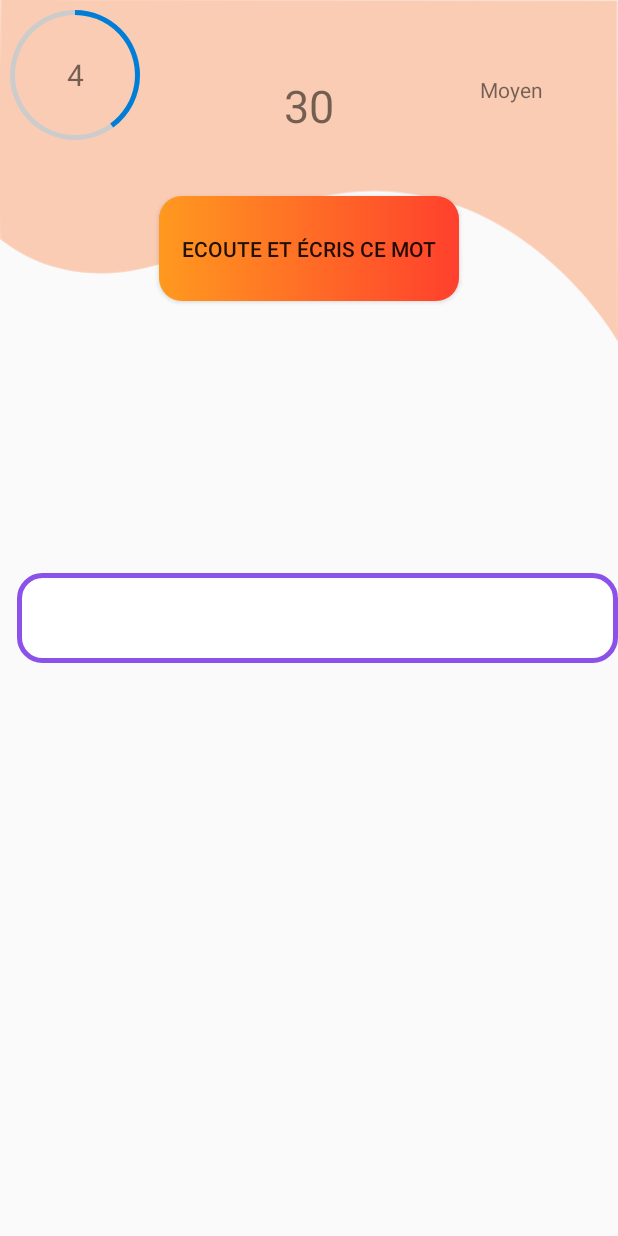
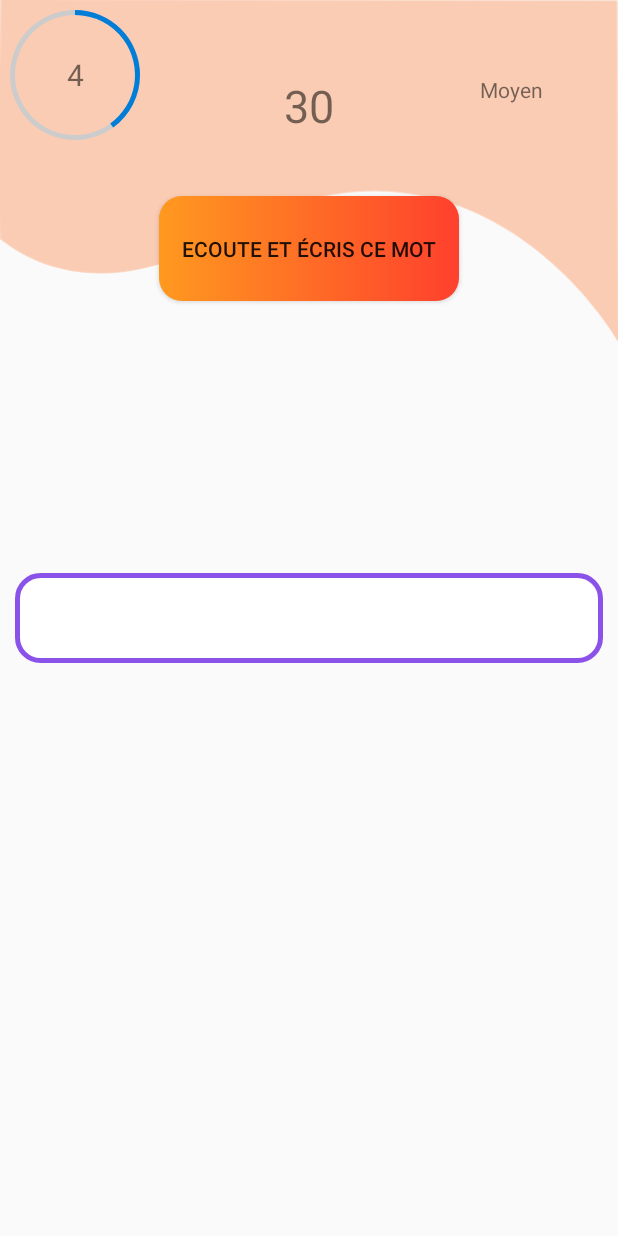
Before and after one commit to Rankangi/ProjetAppli, an Android app: the SoloActivityMedium screen opened directly, with no data from a screen before it, on a phone screen of 412 x 824 dp. Run offline under Robolectric (Android 15) with nearby library versions, the phone set to English and light mode, and no system bars; 2 statements that could not run were skipped.

Commit message:
Amelioration Arc en ciel et correction bug de merge

```diff
--- a/app/src/main/res/anim/zoomin.xml
+++ b/app/src/main/res/anim/zoomin.xml
@@ -3,8 +3,8 @@
     <scale
         xmlns:android="http://schemas.android.com/apk/res/android"
         android:duration="1000"
-        android:fromXScale="0.2"
-        android:fromYScale="0.2"
+        android:fromXScale="0"
+        android:fromYScale="0"
         android:pivotX="50%"
         android:pivotY="50%"
         android:toXScale="1.2"
--- a/app/src/main/res/layout/activity_solo_medium.xml
+++ b/app/src/main/res/layout/activity_solo_medium.xml
@@ -29,19 +29,6 @@
             android:text="30"
             android:textSize="30sp"/>
 
-<!--        <EditText
-            android:layout_centerVertical="true"
-            android:id="@+id/getTheWordMedium"
-            android:layout_width="match_parent"
-            android:layout_height="60dp"
-            android:layout_alignParentStart="true"
-            android:layout_marginStart="11dp"
-            android:ems="10"
-            android:background="@drawable/round_edittext_purple"
-            android:gravity="center"
-            android:hint="Donne la bonne orthographe du mot"
-            android:inputType="textPersonName" />
--->
         <TextView
             android:layout_centerVertical="true"
             android:id="@+id/hintTextMedium"
@@ -49,7 +36,8 @@
             android:layout_width="match_parent"
             android:layout_height="60dp"
             android:layout_alignParentStart="true"
-            android:layout_marginStart="11dp"
+            android:layout_marginStart="10dp"
+            android:layout_marginEnd="10dp"
             android:gravity="center"
             android:background="@drawable/round_edittext_purple"
             android:text="" />
@@ -94,17 +82,6 @@
             android:layout_marginTop="50dp"
             android:text="Moyen" />
 
-        <TextView
-            android:id="@+id/hintTextMedium"
-            android:layout_width="wrap_content"
-            android:layout_height="wrap_content"
-            android:textSize="20sp"
-            android:layout_centerHorizontal="true"
-            android:layout_below="@+id/speechButtonMedium"
-            android:layout_marginTop="40dp"
-            android:gravity="center"
-            android:text="" />
-
         <ImageView
             android:layout_width="match_parent"
             android:layout_height="match_parent"
```
